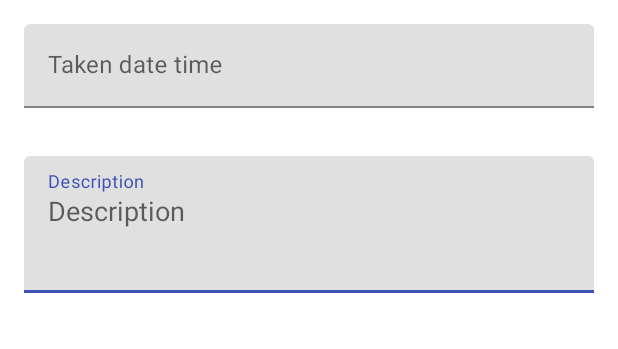
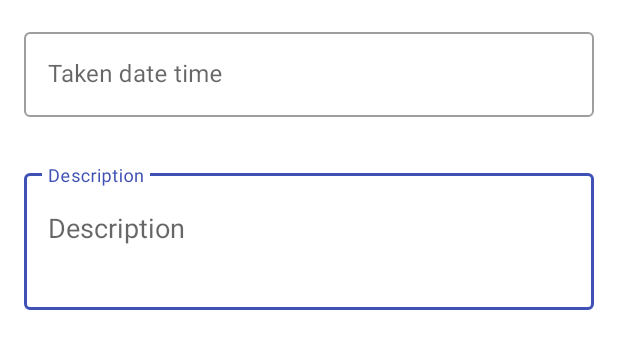
Before and after one commit to rh-id/a-medic-log, an Android app: the layout page_medicine_intake_detail.xml on its own in the app's theme, with its tools: preview values and no code run, on a phone screen of 412 x 824 dp. Shown: the top 349 px of the screen. Run offline under Robolectric (Android 15) with nearby library versions, the phone set to English and light mode, and no system bars.

Commit message:
[UI] Update input text UI themes

```diff
--- a/app/src/main/res/layout/page_medicine_detail.xml
+++ b/app/src/main/res/layout/page_medicine_detail.xml
@@ -12,6 +12,7 @@
 
     <com.google.android.material.textfield.TextInputLayout
         android:id="@+id/form_name"
+        style="@style/Widget.MaterialComponents.TextInputLayout.OutlinedBox"
         android:layout_width="match_parent"
         android:layout_height="wrap_content"
         android:layout_margin="@dimen/text_margin"
@@ -32,6 +33,7 @@
     </com.google.android.material.textfield.TextInputLayout>
 
     <com.google.android.material.textfield.TextInputLayout
+        style="@style/Widget.MaterialComponents.TextInputLayout.OutlinedBox"
         android:layout_width="match_parent"
         android:layout_height="wrap_content"
         android:layout_margin="@dimen/text_margin"
--- a/app/src/main/res/layout/page_medicine_intake_detail.xml
+++ b/app/src/main/res/layout/page_medicine_intake_detail.xml
@@ -10,6 +10,7 @@
         android:layout_height="wrap_content" />
 
     <com.google.android.material.textfield.TextInputLayout
+        style="@style/Widget.MaterialComponents.TextInputLayout.OutlinedBox"
         android:layout_width="match_parent"
         android:layout_height="wrap_content"
         android:layout_margin="@dimen/text_margin"
@@ -26,6 +27,7 @@
 
     <com.google.android.material.textfield.TextInputLayout
         android:id="@+id/label_text_description"
+        style="@style/Widget.MaterialComponents.TextInputLayout.OutlinedBox"
         android:layout_width="match_parent"
         android:layout_height="wrap_content"
         android:layout_margin="@dimen/text_margin"
@@ -40,7 +42,7 @@
             android:maxLines="10"
             android:minLines="3"
             android:paddingStart="@dimen/text_margin"
-            android:paddingEnd="@dimen/text_margin"
-            android:paddingTop="24sp" />
+            android:paddingTop="24sp"
+            android:paddingEnd="@dimen/text_margin" />
     </com.google.android.material.textfield.TextInputLayout>
 </LinearLayout>
--- a/app/src/main/res/layout/page_medicine_reminder_detail.xml
+++ b/app/src/main/res/layout/page_medicine_reminder_detail.xml
@@ -10,6 +10,7 @@
         android:layout_height="wrap_content" />
 
     <com.google.android.material.textfield.TextInputLayout
+        style="@style/Widget.MaterialComponents.TextInputLayout.OutlinedBox"
         android:layout_width="match_parent"
         android:layout_height="wrap_content"
         android:layout_margin="@dimen/text_margin"
@@ -25,6 +26,7 @@
     </com.google.android.material.textfield.TextInputLayout>
 
     <com.google.android.material.textfield.TextInputLayout
+        style="@style/Widget.MaterialComponents.TextInputLayout.OutlinedBox"
         android:layout_width="match_parent"
         android:layout_height="wrap_content"
         android:layout_margin="@dimen/text_margin"
--- a/app/src/main/res/layout/page_note_detail.xml
+++ b/app/src/main/res/layout/page_note_detail.xml
@@ -16,6 +16,7 @@
 
         <com.google.android.material.textfield.TextInputLayout
             android:id="@+id/form_entry_date_time"
+            style="@style/Widget.MaterialComponents.TextInputLayout.OutlinedBox"
             android:layout_width="0dp"
             android:layout_height="wrap_content"
             android:layout_margin="@dimen/text_margin"
@@ -54,6 +55,7 @@
     </androidx.constraintlayout.widget.ConstraintLayout>
 
     <com.google.android.material.textfield.TextInputLayout
+        style="@style/Widget.MaterialComponents.TextInputLayout.OutlinedBox"
         android:layout_width="match_parent"
         android:layout_height="wrap_content"
         android:layout_margin="@dimen/text_margin"
--- a/app/src/main/res/layout/page_profile_detail.xml
+++ b/app/src/main/res/layout/page_profile_detail.xml
@@ -8,12 +8,13 @@
         android:id="@+id/container_app_bar"
         android:layout_width="match_parent"
         android:layout_height="wrap_content"
-        app:layout_constraintTop_toTopOf="parent"
+        app:layout_constraintEnd_toEndOf="parent"
         app:layout_constraintStart_toStartOf="parent"
-        app:layout_constraintEnd_toEndOf="parent" />
+        app:layout_constraintTop_toTopOf="parent" />
 
     <com.google.android.material.textfield.TextInputLayout
         android:id="@+id/form_name"
+        style="@style/Widget.MaterialComponents.TextInputLayout.OutlinedBox"
         android:layout_width="match_parent"
         android:layout_height="wrap_content"
         android:layout_margin="@dimen/text_margin"
@@ -29,6 +30,7 @@
     </com.google.android.material.textfield.TextInputLayout>
 
     <com.google.android.material.textfield.TextInputLayout
+        style="@style/Widget.MaterialComponents.TextInputLayout.OutlinedBox"
         android:layout_width="match_parent"
         android:layout_height="wrap_content"
         android:layout_margin="@dimen/text_margin"
```
